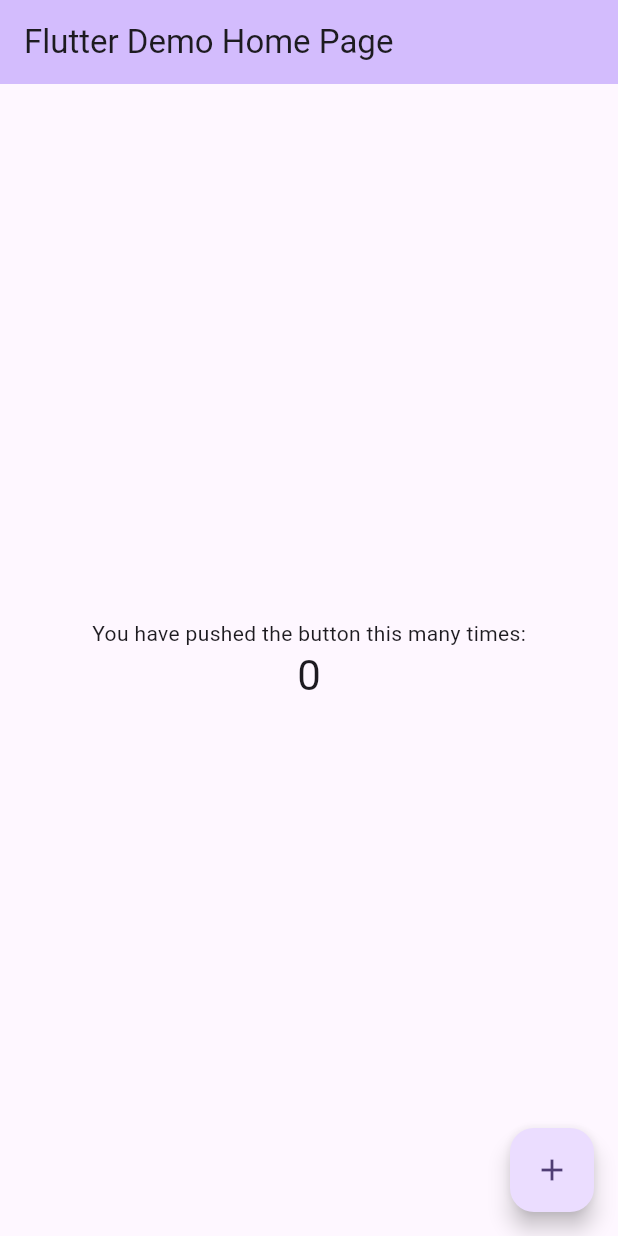
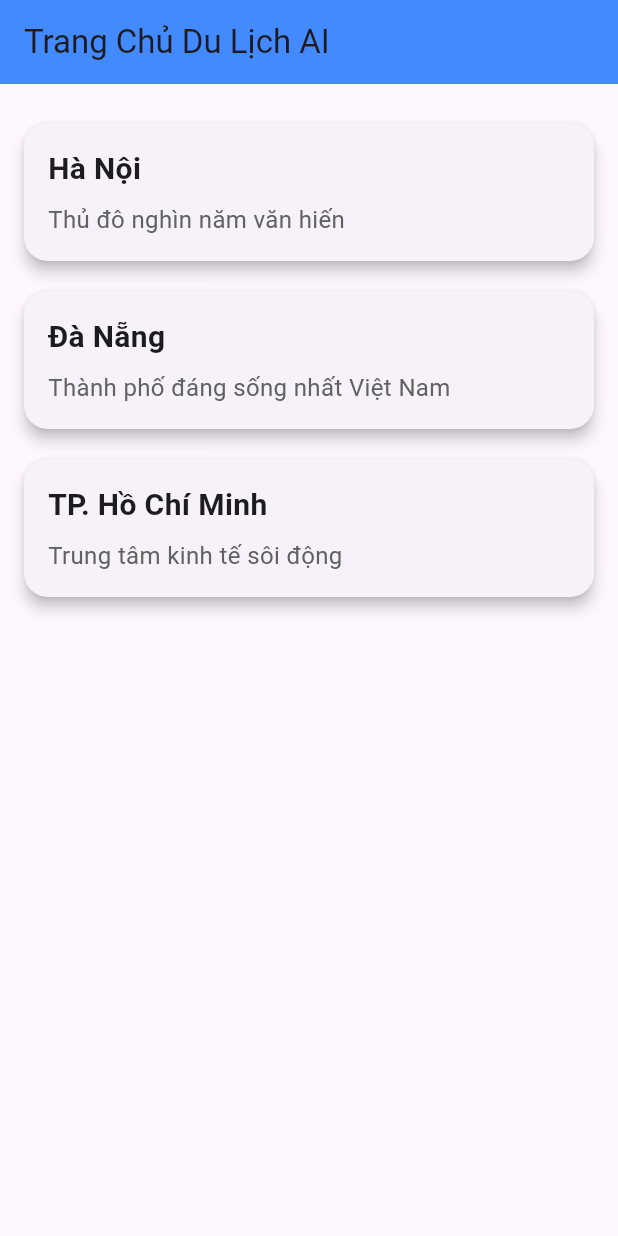
Before and after one commit to EverBetterLokaLoka/FE_mobile, a Flutter app: the screen it shows after launch, on a phone screen of 412 x 824 dp. Run offline on Flutter 3.47's test engine with Material 3 defaults, Android fonts, the phone set to English and light mode, and no system bars.

Commit message:
init source

```diff
--- /dev/null
+++ b/lib/core/constants/routes_constant.dart
@@ -0,0 +1,5 @@
+class RoutesConstant {
+  String get home => '/';
+  String get login => '/login';
+  String get profile => '/profile';
+}
--- /dev/null
+++ b/lib/features/home/controllers/home_controller.dart
@@ -0,0 +1,9 @@
+class HomeController {
+  List<Map<String, String>> getDestinations() {
+    return [
+      {'name': 'Hà Nội', 'description': 'Thủ đô nghìn năm văn hiến'},
+      {'name': 'Đà Nẵng', 'description': 'Thành phố đáng sống nhất Việt Nam'},
+      {'name': 'TP. Hồ Chí Minh', 'description': 'Trung tâm kinh tế sôi động'},
+    ];
+  }
+}
--- /dev/null
+++ b/lib/features/home/screens/home_screen.dart
@@ -0,0 +1,27 @@
+import 'package:flutter/material.dart';
+import '../widgets/home_card.dart';
+import '../controllers/home_controller.dart';
+
+class HomeScreen extends StatelessWidget {
+  final HomeController _controller = HomeController();  // Khởi tạo controller
+
+  @override
+  Widget build(BuildContext context) {
+    return Scaffold(
+      appBar: AppBar(
+        title: Text('Trang Chủ Du Lịch AI'),
+        backgroundColor: Colors.blueAccent,
+      ),
+      body: Padding(
+        padding: const EdgeInsets.all(16.0),
+        child: ListView.builder(
+          itemCount: _controller.getDestinations().length,
+          itemBuilder: (context, index) {
+            final destination = _controller.getDestinations()[index];
+            return HomeCard(destination: destination);  // Sử dụng widget HomeCard
+          },
+        ),
+      ),
+    );
+  }
+}
--- /dev/null
+++ b/lib/features/home/widgets/home_card.dart
@@ -0,0 +1,33 @@
+import 'package:flutter/material.dart';
+
+class HomeCard extends StatelessWidget {
+  final Map<String, String> destination;
+
+  const HomeCard({Key? key, required this.destination}) : super(key: key);
+
+  @override
+  Widget build(BuildContext context) {
+    return Card(
+      shape: RoundedRectangleBorder(borderRadius: BorderRadius.circular(16)),
+      elevation: 4,
+      margin: EdgeInsets.symmetric(vertical: 10),
+      child: Padding(
+        padding: const EdgeInsets.all(16.0),
+        child: Column(
+          crossAxisAlignment: CrossAxisAlignment.start,
+          children: [
+            Text(
+              destination['name']!,
+              style: TextStyle(fontSize: 20, fontWeight: FontWeight.bold),
+            ),
+            SizedBox(height: 8),
+            Text(
+              destination['description']!,
+              style: TextStyle(fontSize: 16, color: Colors.grey[700]),
+            ),
+          ],
+        ),
+      ),
+    );
+  }
+}
--- a/lib/main.dart
+++ b/lib/main.dart
@@ -1,125 +1,18 @@
 import 'package:flutter/material.dart';
+import 'routes/app_routes.dart';
 
 void main() {
-  runApp(const MyApp());
+  runApp(MyApp());
 }
 
 class MyApp extends StatelessWidget {
-  const MyApp({super.key});
-
-  // This widget is the root of your application.
   @override
   Widget build(BuildContext context) {
     return MaterialApp(
-      title: 'Flutter Demo',
-      theme: ThemeData(
-        // This is the theme of your application.
-        //
-        // TRY THIS: Try running your application with "flutter run". You'll see
-        // the application has a purple toolbar. Then, without quitting the app,
-        // try changing the seedColor in the colorScheme below to Colors.green
-        // and then invoke "hot reload" (save your changes or press the "hot
-        // reload" button in a Flutter-supported IDE, or press "r" if you used
-        // the command line to start the app).
-        //
-        // Notice that the counter didn't reset back to zero; the application
-        // state is not lost during the reload. To reset the state, use hot
-        // restart instead.
-        //
-        // This works for code too, not just values: Most code changes can be
-        // tested with just a hot reload.
-        colorScheme: ColorScheme.fromSeed(seedColor: Colors.deepPurple),
-        useMaterial3: true,
-      ),
-      home: const MyHomePage(title: 'Flutter Demo Home Page'),
+      title: 'Travel AI App',
+      theme: ThemeData(primarySwatch: Colors.blue),
+      initialRoute: '/',
+      onGenerateRoute: AppRoutes.generateRoute,
     );
   }
 }
-
-class MyHomePage extends StatefulWidget {
-  const MyHomePage({super.key, required this.title});
-
-  // This widget is the home page of your application. It is stateful, meaning
-  // that it has a State object (defined below) that contains fields that affect
-  // how it looks.
-
-  // This class is the configuration for the state. It holds the values (in this
-  // case the title) provided by the parent (in this case the App widget) and
-  // used by the build method of the State. Fields in a Widget subclass are
-  // always marked "final".
-
-  final String title;
-
-  @override
-  State<MyHomePage> createState() => _MyHomePageState();
-}
-
-class _MyHomePageState extends State<MyHomePage> {
-  int _counter = 0;
-
-  void _incrementCounter() {
-    setState(() {
-      // This call to setState tells the Flutter framework that something has
-      // changed in this State, which causes it to rerun the build method below
-      // so that the display can reflect the updated values. If we changed
-      // _counter without calling setState(), then the build method would not be
-      // called again, and so nothing would appear to happen.
-      _counter++;
-    });
-  }
-
-  @override
-  Widget build(BuildContext context) {
-    // This method is rerun every time setState is called, for instance as done
-    // by the _incrementCounter method above.
-    //
-    // The Flutter framework has been optimized to make rerunning build methods
-    // fast, so that you can just rebuild anything that needs updating rather
-    // than having to individually change instances of widgets.
-    return Scaffold(
-      appBar: AppBar(
-        // TRY THIS: Try changing the color here to a specific color (to
-        // Colors.amber, perhaps?) and trigger a hot reload to see the AppBar
-        // change color while the other colors stay the same.
-        backgroundColor: Theme.of(context).colorScheme.inversePrimary,
-        // Here we take the value from the MyHomePage object that was created by
-        // the App.build method, and use it to set our appbar title.
-        title: Text(widget.title),
-      ),
-      body: Center(
-        // Center is a layout widget. It takes a single child and positions it
-        // in the middle of the parent.
-        child: Column(
-          // Column is also a layout widget. It takes a list of children and
-          // arranges them vertically. By default, it sizes itself to fit its
-          // children horizontally, and tries to be as tall as its parent.
-          //
-          // Column has various properties to control how it sizes itself and
-          // how it positions its children. Here we use mainAxisAlignment to
-          // center the children vertically; the main axis here is the vertical
-          // axis because Columns are vertical (the cross axis would be
-          // horizontal).
-          //
-          // TRY THIS: Invoke "debug painting" (choose the "Toggle Debug Paint"
-          // action in the IDE, or press "p" in the console), to see the
-          // wireframe for each widget.
-          mainAxisAlignment: MainAxisAlignment.center,
-          children: <Widget>[
-            const Text(
-              'You have pushed the button this many times:',
-            ),
-            Text(
-              '$_counter',
-              style: Theme.of(context).textTheme.headlineMedium,
-            ),
-          ],
-        ),
-      ),
-      floatingActionButton: FloatingActionButton(
-        onPressed: _incrementCounter,
-        tooltip: 'Increment',
-        child: const Icon(Icons.add),
-      ), // This trailing comma makes auto-formatting nicer for build methods.
-    );
-  }
-}
--- /dev/null
+++ b/lib/routes/app_routes.dart
@@ -0,0 +1,25 @@
+import 'package:flutter/material.dart';
+import '../core/constants/routes_constant.dart';
+import '../features/home/screens/home_screen.dart';
+final router = RoutesConstant();  // Tạo instance của Router
+
+class AppRoutes {
+  static Route<dynamic> generateRoute(RouteSettings settings) {
+    switch (settings.name) {
+      case '/':
+        return MaterialPageRoute(builder: (_) => HomeScreen());
+      case '/login':
+        // return MaterialPageRoute(builder: (_) => LoginScreen());
+      case '/profile':
+        // return MaterialPageRoute(builder: (_) => ProfileScreen());
+      default:
+        return MaterialPageRoute(
+          builder: (_) => Scaffold(
+            body: Center(
+              child: Text('Không tìm thấy trang: ${settings.name}'),
+            ),
+          ),
+        );
+    }
+  }
+}
--- a/pubspec.yaml
+++ b/pubspec.yaml
@@ -31,6 +31,7 @@ dependencies:
   flutter:
     sdk: flutter
 
+  http: ^1.1.0
   # The following adds the Cupertino Icons font to your application.
   # Use with the CupertinoIcons class for iOS style icons.
   cupertino_icons: ^1.0.8
```
Also changed, not shown: lib/core/utils/apis.dart (added, +46 -0 lines), lib/features/auth/screens/login_screen.dart (added, +17 -0 lines), pubspec.lock.
